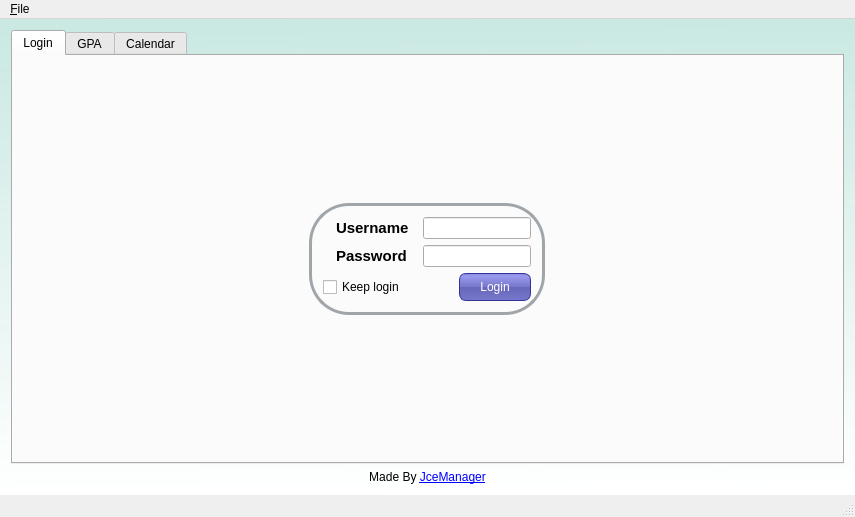
This is main/mainscreen.ui in liranbg/JCEaverageCalculator as Qt 5 draws it before an edit. The edited form follows.
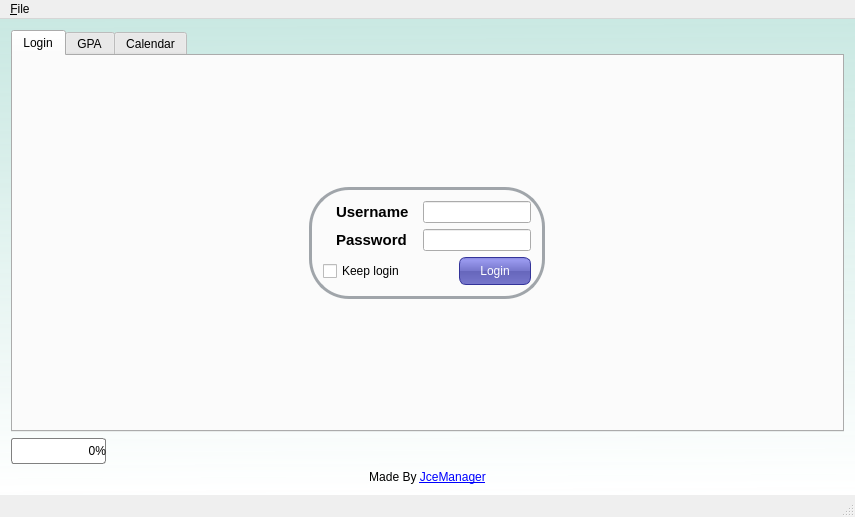
This is the edited form. Icons and pictures are not drawn.

Diff of the .ui file:
```diff
--- a/main/mainscreen.ui
+++ b/main/mainscreen.ui
@@ -629,6 +629,45 @@
       </widget>
      </widget>
     </item>
+    <item>
+     <widget class="QProgressBar" name="progressBar">
+      <property name="sizePolicy">
+       <sizepolicy hsizetype="Fixed" vsizetype="Minimum">
+        <horstretch>0</horstretch>
+        <verstretch>0</verstretch>
+       </sizepolicy>
+      </property>
+      <property name="styleSheet">
+       <string notr="true">#progressBar::horizontal {
+border: 1px solid gray;
+border-radius: 3px;
+background: white;
+padding: 1px;
+}
+#progressBar::chunk:horizontal {
+background: qlineargradient(x1: 0, y1: 0.5, x2: 1, y2: 0.5, stop: 0 green, stop: 1 white);
+}</string>
+      </property>
+      <property name="value">
+       <number>0</number>
+      </property>
+      <property name="alignment">
+       <set>Qt::AlignRight|Qt::AlignTrailing|Qt::AlignVCenter</set>
+      </property>
+      <property name="textVisible">
+       <bool>true</bool>
+      </property>
+      <property name="orientation">
+       <enum>Qt::Horizontal</enum>
+      </property>
+      <property name="invertedAppearance">
+       <bool>false</bool>
+      </property>
+      <property name="textDirection">
+       <enum>QProgressBar::TopToBottom</enum>
+      </property>
+     </widget>
+    </item>
     <item>
      <widget class="QLabel" name="labelMadeBy">
       <property name="text">
```
